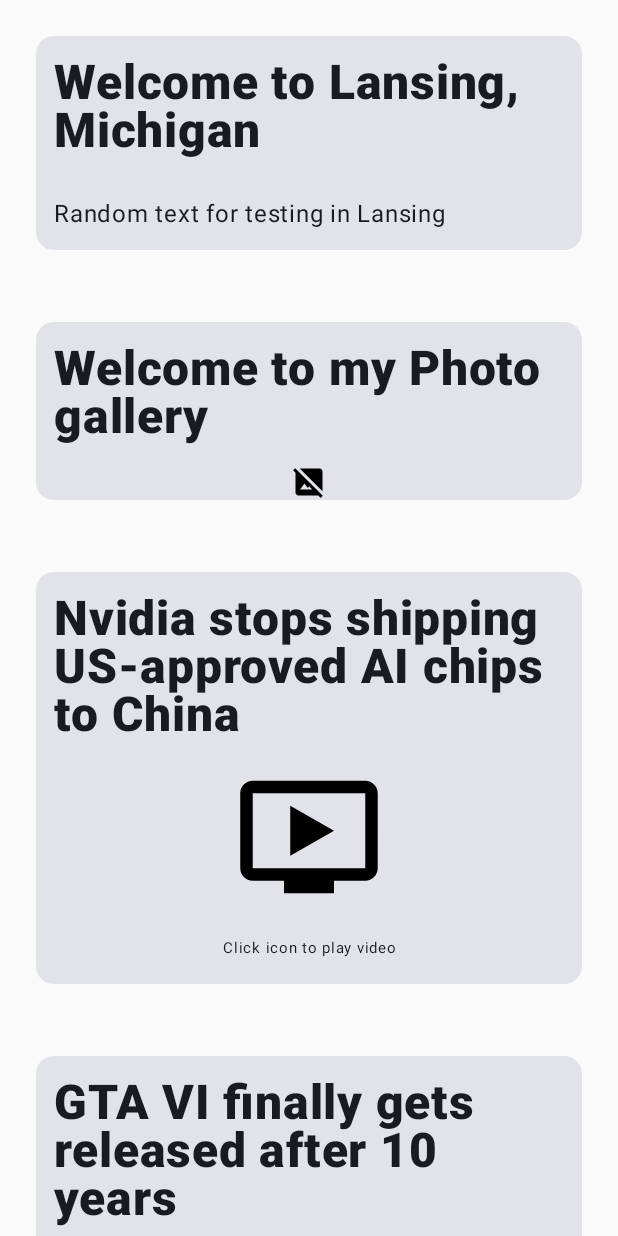
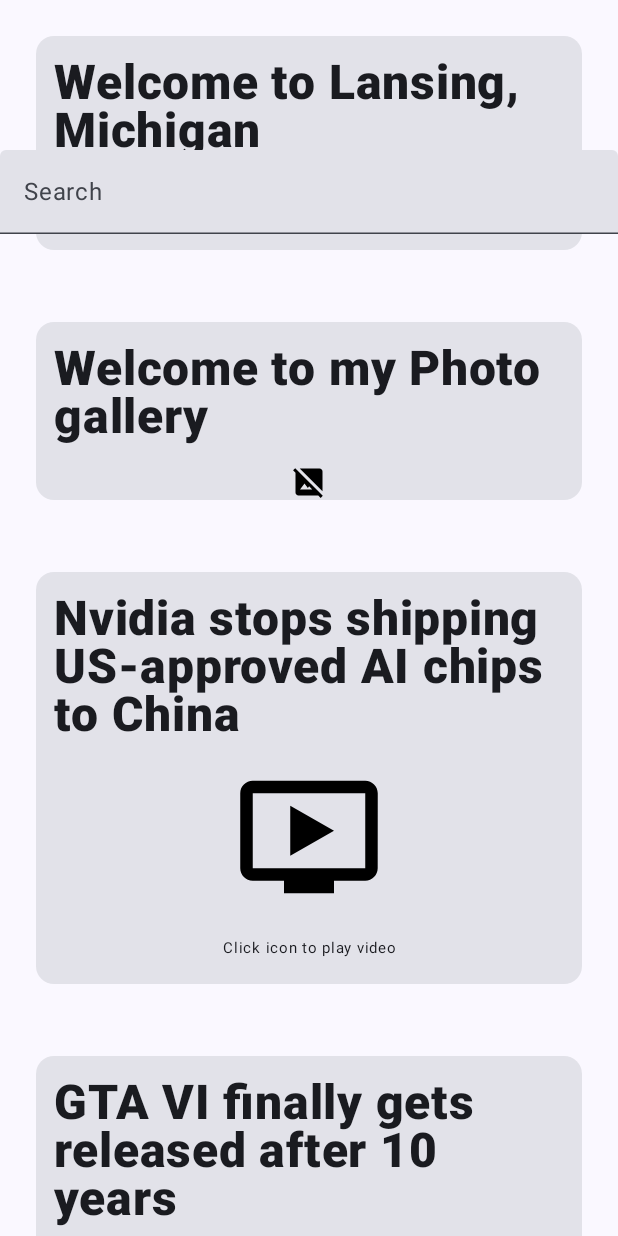
Before and after one commit to navwal/AndroidApp2, an Android app built with Jetpack Compose: the screen it shows after launch (MainActivity), on a phone screen of 412 x 824 dp. Run offline under Robolectric (Android 15) with nearby library versions, the phone set to English and light mode, and no system bars.

Commit message:
Added a search box following 5th/last tutorial vid.
Signed-off-by: wyatt ledford <Wyatt.ledford.1@gmail.com>

```diff
--- a/app/src/main/java/com/example/rssaplication/MainActivity.kt
+++ b/app/src/main/java/com/example/rssaplication/MainActivity.kt
@@ -8,6 +8,7 @@ import androidx.activity.compose.setContent
 import androidx.activity.enableEdgeToEdge
 import androidx.compose.foundation.Image
 import androidx.compose.foundation.clickable
+import androidx.compose.foundation.layout.Box
 import androidx.compose.foundation.layout.Column
 import androidx.compose.foundation.layout.Row
 import androidx.compose.foundation.layout.fillMaxSize
@@ -22,7 +23,12 @@ import androidx.compose.material3.Card
 import androidx.compose.material3.ListItem
 import androidx.compose.material3.Scaffold
 import androidx.compose.material3.Text
+import androidx.compose.material3.TextField
 import androidx.compose.runtime.Composable
+import androidx.compose.runtime.getValue
+import androidx.compose.runtime.mutableStateOf
+import androidx.compose.runtime.remember
+import androidx.compose.runtime.setValue
 import androidx.compose.ui.Modifier
 import androidx.compose.ui.graphics.Color
 import androidx.compose.ui.modifier.modifierLocalProvider
@@ -39,19 +45,6 @@ class MainActivity : ComponentActivity() {
     override fun onCreate(savedInstanceState: Bundle?) {
         super.onCreate(savedInstanceState)
         enableEdgeToEdge()
-
-        /*        val people = listOf(
-                    Person("Griff", "Halloran", 25),
-                    Person("Nik", "Skandaro", 29),
-                    Person("Ary", "Quil", 28),
-                    Person("Sen", "Fira", 30),
-                    Person("Biddy", "Blas", 18),
-                    Person("Lyren", "Shok", 17),
-                    Person("Soren", "Zaks", 20)
-                )*/
-
-        //val peopleFiltered = people.filter { it.age < 21 }
-
 
         val rssItems = listOf(
             RSSItem(
@@ -99,6 +92,10 @@ class MainActivity : ComponentActivity() {
 
         setContent {
             RSSAplicationTheme {
+                Scaffold(modifier = Modifier.fillMaxSize()) { innerPadding ->
+                    Box(
+                        modifier = Modifier.padding(innerPadding)
+                    )
                     LazyColumn {
                         items(rssItems) {
                             when (it.type) {
@@ -116,9 +113,28 @@ class MainActivity : ComponentActivity() {
                             }
                         }
                     }
+                    SearchBox()
                 }
             }
         }
+    }
+}
+
+
+@Composable
+fun SearchBox() {
+    var searchQuery by remember { mutableStateOf("") }
+    TextField(
+        value = searchQuery,
+        onValueChange = {
+            searchQuery = it
+        },
+        singleLine = true,
+        label = {Text("Search")},
+        modifier = Modifier
+            .fillMaxWidth()
+            .padding(top = 100.dp)
+    )
 }
 
 @Composable
```
Lines whose indentation alone changed are shown as unchanged.
